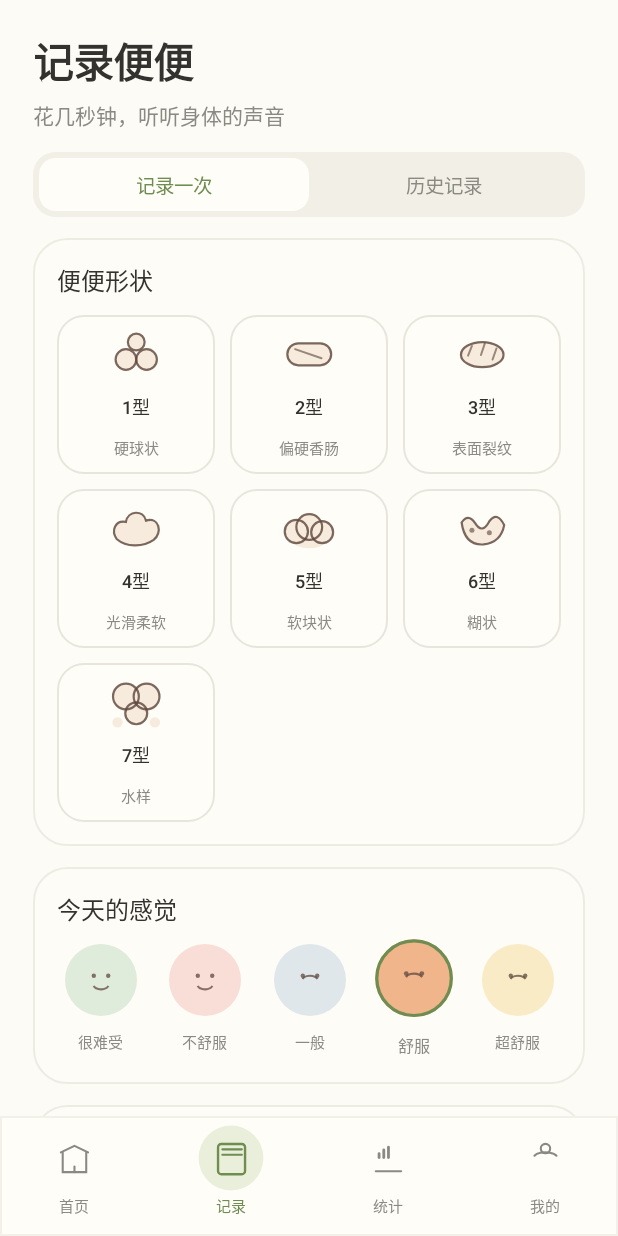
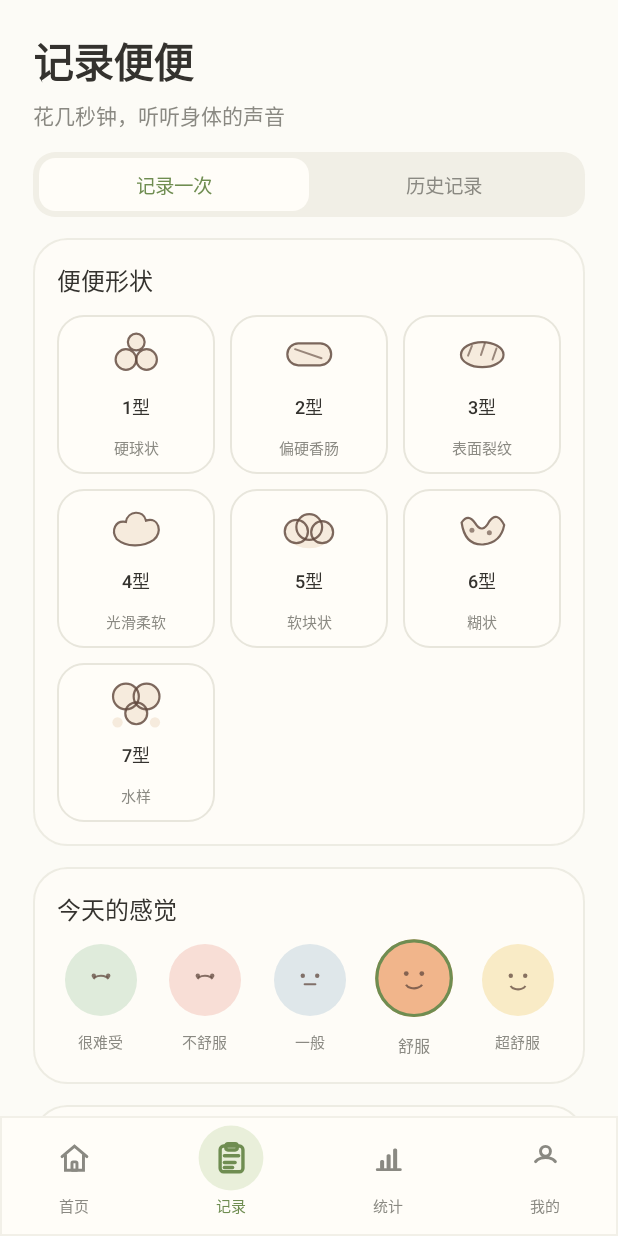
Before and after one commit to yusheng266186-beep/pupu-diary, an Android app built with Jetpack Compose: the screen it shows after launch (MainActivity), after a tap on "记录便便", on a phone screen of 412 x 824 dp. Run offline under Robolectric (Android 15) with nearby library versions, the phone set to English and light mode, and no system bars; our stand-ins replace Room's generated code.

Commit message:
fix: tune screenshot fidelity and icon scale v1.6.0

```diff
--- a/app/build.gradle.kts
+++ b/app/build.gradle.kts
@@ -13,8 +13,8 @@ android {
         applicationId = "com.shunshun.app"
         minSdk = 26
         targetSdk = 34
-        versionCode = 6
-        versionName = "1.5.0"
+        versionCode = 7
+        versionName = "1.6.0"
     }
 
     buildFeatures { compose = true }
--- a/app/src/main/java/com/shunshun/app/ui/components/HandDrawnAssets.kt
+++ b/app/src/main/java/com/shunshun/app/ui/components/HandDrawnAssets.kt
@@ -95,7 +95,18 @@ fun MoodFace(index: Int, selected: Boolean, onClick: () -> Unit) {
     val faceColors = listOf(Color(0xFFB8D6B8), Color(0xFFF0B8AE), Color(0xFFB8CCD9), Color(0xFFF1B58B), Color(0xFFF2D48A))
     val faceScale by animateFloatAsState(if (selected) 1.08f else 1f, androidx.compose.animation.core.spring(dampingRatio = .7f), label = "mood-$index")
     Column(Modifier.width(58.dp).scale(faceScale).clickable(onClick = onClick), horizontalAlignment = Alignment.CenterHorizontally) {
-        Box(Modifier.size(48.dp).background(faceColors[index].copy(alpha = if (selected) 1f else .45f), CircleShape).border(if (selected) 2.dp else 0.dp, if (selected) SageDark else Color.Transparent, CircleShape), contentAlignment = Alignment.Center) { Canvas(Modifier.fillMaxSize().padding(12.dp)) { val ink = BrownDark.copy(alpha = .75f); drawCircle(ink, 2.2f, Offset(size.width * .30f, size.height * .38f)); drawCircle(ink, 2.2f, Offset(size.width * .70f, size.height * .38f)); if (index < 2) drawArc(ink, 20f, 140f, false, topLeft = Offset(size.width * .28f, size.height * .48f), size = Size(size.width * .44f, size.height * .28f), style = Stroke(2f)) else drawArc(ink, 200f, 140f, false, topLeft = Offset(size.width * .28f, size.height * .38f), size = Size(size.width * .44f, size.height * .28f), style = Stroke(2f)) } }
+        Box(Modifier.size(48.dp).background(faceColors[index].copy(alpha = if (selected) 1f else .45f), CircleShape).border(if (selected) 2.dp else 0.dp, if (selected) SageDark else Color.Transparent, CircleShape), contentAlignment = Alignment.Center) {
+            Canvas(Modifier.fillMaxSize().padding(12.dp)) {
+                val ink = BrownDark.copy(alpha = .75f)
+                drawCircle(ink, 2.2f, Offset(size.width * .30f, size.height * .38f))
+                drawCircle(ink, 2.2f, Offset(size.width * .70f, size.height * .38f))
+                when (index) {
+                    0, 1 -> drawArc(ink, 200f, 140f, false, topLeft = Offset(size.width * .28f, size.height * .38f), size = Size(size.width * .44f, size.height * .28f), style = Stroke(2f))
+                    2 -> drawLine(ink, Offset(size.width * .35f, size.height * .62f), Offset(size.width * .65f, size.height * .62f), 2f, StrokeCap.Round)
+                    else -> drawArc(ink, 20f, 140f, false, topLeft = Offset(size.width * .28f, size.height * .48f), size = Size(size.width * .44f, size.height * .28f), style = Stroke(2f))
+                }
+            }
+        }
         Text(listOf("很难受", "不舒服", "一般", "舒服", "超舒服")[index], color = Muted, fontSize = 10.sp, modifier = Modifier.padding(top = 5.dp))
     }
 }
@@ -103,12 +114,36 @@ fun MoodFace(index: Int, selected: Boolean, onClick: () -> Unit) {
 @Composable
 fun NavGlyph(tab: AppTab, tint: Color) {
     Canvas(Modifier.size(22.dp)) {
-        val stroke = Stroke(width = 2.2f, cap = StrokeCap.Round)
+        val w = size.width
+        val h = size.height
+        val strokeWidth = size.minDimension * .095f
+        val stroke = Stroke(width = strokeWidth, cap = StrokeCap.Round)
         when (tab) {
-            AppTab.HOME -> { val house = Path().apply { moveTo(2f, 10f); lineTo(size.width / 2f, 3f); lineTo(size.width - 2f, 10f); moveTo(4f, 9f); lineTo(4f, size.height - 2f); lineTo(size.width - 4f, size.height - 2f); lineTo(size.width - 4f, 9f) }; drawPath(house, tint, style = stroke); drawLine(tint, Offset(size.width / 2f, size.height - 2f), Offset(size.width / 2f, size.height - 8f), 2.2f, StrokeCap.Round) }
-            AppTab.RECORD -> { drawRoundRect(tint, topLeft = Offset(4f, 3f), size = Size(size.width - 8f, size.height - 5f), cornerRadius = androidx.compose.ui.geometry.CornerRadius(3f), style = stroke); drawLine(tint, Offset(8f, 8f), Offset(size.width - 7f, 8f), 2f, StrokeCap.Round); drawLine(tint, Offset(8f, 13f), Offset(size.width - 7f, 13f), 2f, StrokeCap.Round) }
-            AppTab.STATS -> { drawLine(tint, Offset(3f, size.height - 3f), Offset(size.width - 3f, size.height - 3f), 2.2f, StrokeCap.Round); drawRoundRect(tint, topLeft = Offset(5f, 10f), size = Size(3f, 7f), cornerRadius = androidx.compose.ui.geometry.CornerRadius(1.5f)); drawRoundRect(tint, topLeft = Offset(10f, 6f), size = Size(3f, 11f), cornerRadius = androidx.compose.ui.geometry.CornerRadius(1.5f)); drawRoundRect(tint, topLeft = Offset(15f, 3f), size = Size(3f, 14f), cornerRadius = androidx.compose.ui.geometry.CornerRadius(1.5f)) }
-            AppTab.PROFILE -> { drawCircle(tint, 5f, Offset(size.width / 2f, 6f), style = stroke); drawArc(tint, 200f, 140f, false, topLeft = Offset(4f, 10f), size = Size(size.width - 8f, 11f), style = stroke) }
+            AppTab.HOME -> {
+                val house = Path().apply {
+                    moveTo(w * .10f, h * .44f); lineTo(w * .50f, h * .10f); lineTo(w * .90f, h * .44f)
+                    moveTo(w * .21f, h * .39f); lineTo(w * .21f, h * .88f); lineTo(w * .79f, h * .88f); lineTo(w * .79f, h * .39f)
+                }
+                drawPath(house, tint, style = stroke)
+                drawRoundRect(tint, topLeft = Offset(w * .42f, h * .61f), size = Size(w * .16f, h * .27f), cornerRadius = androidx.compose.ui.geometry.CornerRadius(w * .035f), style = stroke)
+            }
+            AppTab.RECORD -> {
+                drawRoundRect(tint, topLeft = Offset(w * .18f, h * .15f), size = Size(w * .64f, h * .72f), cornerRadius = androidx.compose.ui.geometry.CornerRadius(w * .10f), style = stroke)
+                drawRoundRect(tint, topLeft = Offset(w * .34f, h * .08f), size = Size(w * .32f, h * .18f), cornerRadius = androidx.compose.ui.geometry.CornerRadius(w * .06f), style = stroke)
+                drawLine(tint, Offset(w * .30f, h * .42f), Offset(w * .70f, h * .42f), strokeWidth, StrokeCap.Round)
+                drawLine(tint, Offset(w * .30f, h * .61f), Offset(w * .60f, h * .61f), strokeWidth, StrokeCap.Round)
+                drawLine(tint, Offset(w * .30f, h * .75f), Offset(w * .53f, h * .75f), strokeWidth, StrokeCap.Round)
+            }
+            AppTab.STATS -> {
+                drawLine(tint, Offset(w * .14f, h * .86f), Offset(w * .88f, h * .86f), strokeWidth, StrokeCap.Round)
+                drawRoundRect(tint, topLeft = Offset(w * .23f, h * .55f), size = Size(w * .13f, h * .31f), cornerRadius = androidx.compose.ui.geometry.CornerRadius(w * .05f))
+                drawRoundRect(tint, topLeft = Offset(w * .44f, h * .36f), size = Size(w * .13f, h * .50f), cornerRadius = androidx.compose.ui.geometry.CornerRadius(w * .05f))
+                drawRoundRect(tint, topLeft = Offset(w * .65f, h * .18f), size = Size(w * .13f, h * .68f), cornerRadius = androidx.compose.ui.geometry.CornerRadius(w * .05f))
+            }
+            AppTab.PROFILE -> {
+                drawCircle(tint, w * .16f, Offset(w * .50f, h * .27f), style = stroke)
+                drawArc(tint, 200f, 140f, false, topLeft = Offset(w * .16f, h * .47f), size = Size(w * .68f, h * .40f), style = stroke)
+            }
         }
     }
 }
--- a/app/src/main/java/com/shunshun/app/ui/home/HomeScreen.kt
+++ b/app/src/main/java/com/shunshun/app/ui/home/HomeScreen.kt
@@ -111,9 +111,9 @@ private fun HomeGarden() {
         drawCircle(Yellow.copy(alpha = .94f), 29f, Offset(w - 45f, 46f + sunBob))
         drawCloud(45f + cloudDrift, 65f, 1f)
         drawOval(Color(0xFFDCE8C5), topLeft = Offset(-w * .08f, h * .53f), size = Size(w * 1.16f, h * .57f)); drawOval(Color(0xFFC9DDAA), topLeft = Offset(-w * .14f, h * .74f), size = Size(w * 1.28f, h * .42f))
-        withTransform({ rotate(leftLeaf, pivot = Offset(24f, h - 8f)) }) { plant(24f, h - 8f, -1f) }
-        withTransform({ rotate(rightLeaf, pivot = Offset(w - 25f, h - 12f)) }) { plant(w - 25f, h - 12f, 1f) }
-        plant(50f, h - 21f, -1f); plant(w - 53f, h - 25f, 1f)
+        withTransform({ rotate(leftLeaf, pivot = Offset(22f, h - 6f)) }) { sidePlant(22f, h - 6f, -1f) }
+        withTransform({ rotate(rightLeaf, pivot = Offset(w - 22f, h - 10f)) }) { sidePlant(w - 22f, h - 10f, 1f) }
+        smallPlant(57f, h - 18f, -1f); smallPlant(w - 57f, h - 21f, 1f)
         for (i in 0..15) { val x = (i * 43f) % w; drawLine(SageDark.copy(alpha = .38f), Offset(x, h - 16f), Offset(x + if (i % 2 == 0) 3f else -2f, h - 27f), 1.6f, StrokeCap.Round) }
     }
 }
@@ -125,6 +125,35 @@ private fun androidx.compose.ui.graphics.drawscope.DrawScope.drawCloud(x: Float,
     drawLine(SageDark.copy(alpha = .18f), Offset(x - 11f * scale, y + 7f * scale), Offset(x + 46f * scale, y + 7f * scale), 1.6f, StrokeCap.Round)
 }
 
-private fun androidx.compose.ui.graphics.drawscope.DrawScope.plant(x: Float, y: Float, direction: Float) {
-    drawLine(SageDark.copy(alpha = .7f), Offset(x, y), Offset(x + direction * 18f, y - 58f), 2.5f, StrokeCap.Round); drawOval(Sage.copy(alpha = .74f), topLeft = Offset(x + direction * 12f, y - 52f), size = Size(18f, 8f)); drawOval(SageLight, topLeft = Offset(x + direction * 2f, y - 36f), size = Size(20f, 9f))
+private fun androidx.compose.ui.graphics.drawscope.DrawScope.sidePlant(x: Float, y: Float, direction: Float) {
+    val stem = SageDark.copy(alpha = .56f)
+    drawLine(stem, Offset(x, y), Offset(x + direction * 42f, y - 205f), 4f, StrokeCap.Round)
+    drawLine(stem, Offset(x + direction * 17f, y - 85f), Offset(x + direction * 76f, y - 125f), 3f, StrokeCap.Round)
+    drawLine(stem, Offset(x + direction * 31f, y - 145f), Offset(x + direction * 84f, y - 185f), 3f, StrokeCap.Round)
+    leaf(x + direction * 44f, y - 211f, direction * -18f, Sage.copy(alpha = .82f))
+    leaf(x + direction * 73f, y - 129f, direction * 21f, SageLight.copy(alpha = .92f))
+    leaf(x + direction * 82f, y - 190f, direction * -24f, Sage.copy(alpha = .72f))
+    leaf(x + direction * 22f, y - 101f, direction * 20f, SageLight.copy(alpha = .86f))
+    flower(x + direction * 64f, y - 46f, Peach)
 }
+
+private fun androidx.compose.ui.graphics.drawscope.DrawScope.smallPlant(x: Float, y: Float, direction: Float) {
+    drawLine(SageDark.copy(alpha = .55f), Offset(x, y), Offset(x + direction * 17f, y - 83f), 2.5f, StrokeCap.Round)
+    leaf(x + direction * 16f, y - 78f, direction * -20f, Sage.copy(alpha = .72f))
+    leaf(x + direction * 4f, y - 48f, direction * 18f, SageLight.copy(alpha = .8f))
+}
+
+private fun androidx.compose.ui.graphics.drawscope.DrawScope.leaf(x: Float, y: Float, rotation: Float, color: Color) {
+    withTransform({ rotate(rotation, pivot = Offset(x, y)) }) {
+        drawOval(color, topLeft = Offset(x - 24f, y - 10f), size = Size(48f, 20f))
+        drawOval(SageDark.copy(alpha = .20f), topLeft = Offset(x - 24f, y - 10f), size = Size(48f, 20f), style = androidx.compose.ui.graphics.drawscope.Stroke(1.6f))
+    }
+}
+
+private fun androidx.compose.ui.graphics.drawscope.DrawScope.flower(x: Float, y: Float, color: Color) {
+    drawCircle(color.copy(alpha = .82f), 7f, Offset(x - 6f, y))
+    drawCircle(color.copy(alpha = .72f), 7f, Offset(x + 6f, y))
+    drawCircle(color.copy(alpha = .72f), 7f, Offset(x, y - 6f))
+    drawCircle(color.copy(alpha = .72f), 7f, Offset(x, y + 6f))
+    drawCircle(Yellow, 3.5f, Offset(x, y))
+}
--- a/app/src/main/java/com/shunshun/app/ui/statistics/StatisticsScreen.kt
+++ b/app/src/main/java/com/shunshun/app/ui/statistics/StatisticsScreen.kt
@@ -142,8 +142,8 @@ private fun RhythmChart(records: List<PoopRecord>, range: String) {
                 if (bucket.count > 0) drawCircle(Color.White.copy(alpha = .58f), 2.5f, Offset(x + barW / 2f, chartH - barH + 10f))
             }
         }
-        Row(Modifier.fillMaxWidth().padding(horizontal = 7.dp), horizontalArrangement = Arrangement.SpaceBetween) {
-            buckets.forEach { Text(it.label, color = Muted, fontSize = 10.sp) }
+        Row(Modifier.fillMaxWidth().padding(horizontal = 3.dp)) {
+            buckets.forEach { Text(it.label, color = Muted, fontSize = 10.sp, modifier = Modifier.weight(1f), textAlign = androidx.compose.ui.text.style.TextAlign.Center) }
         }
     }
 }
```
Also changed, not shown: 1 other file.
